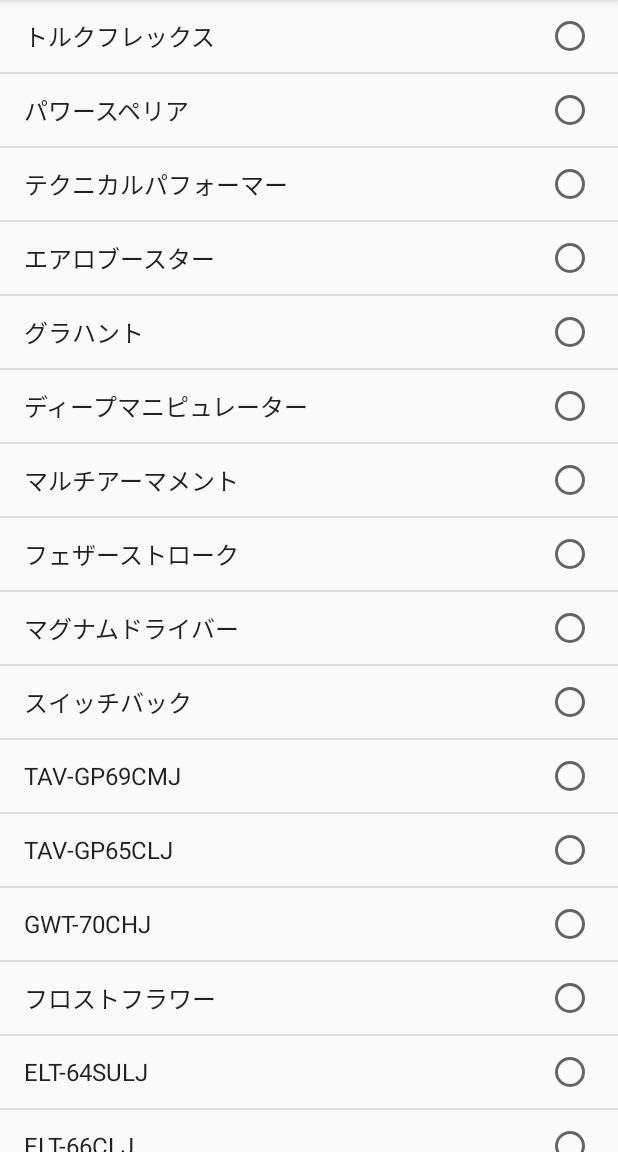
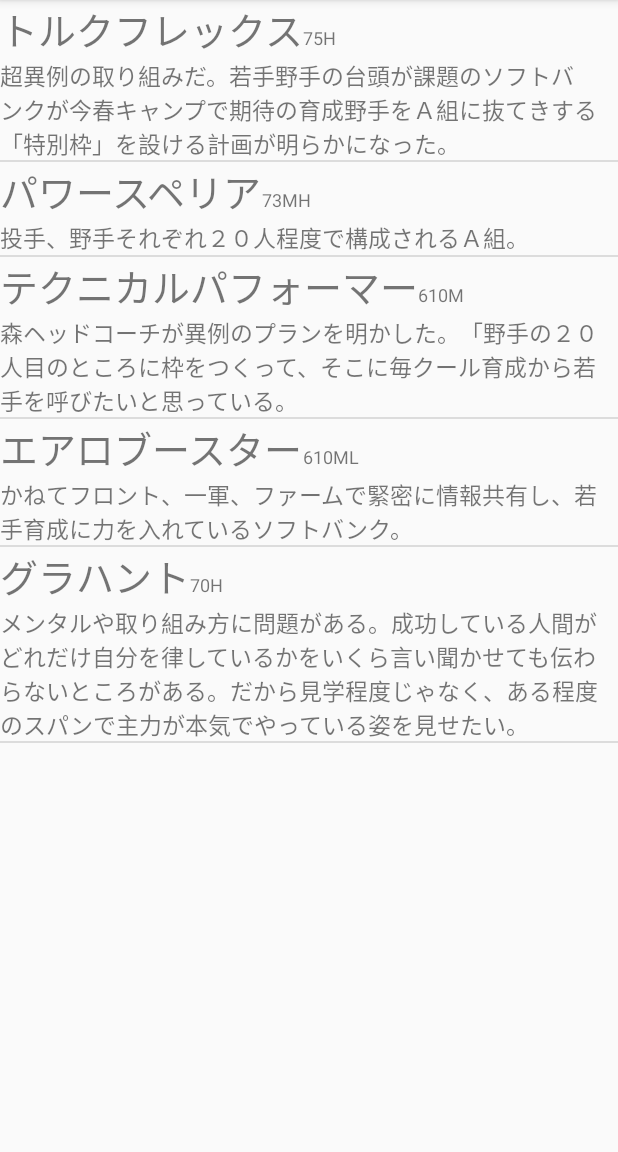
Before and after one commit to arlly/AndroidStudy, an Android app: the screen it shows after launch (MainActivity), on a phone screen of 412 x 824 dp, the part 84-1236 px from its top. Run offline under Robolectric (Android 15) with nearby library versions, the phone set to English and light mode, and no system bars.

Commit message:
ListViewをカスタマイズした。

```diff
--- a/app/src/main/java/com/example/mybasicapplication/MainActivity.java
+++ b/app/src/main/java/com/example/mybasicapplication/MainActivity.java
@@ -17,10 +17,12 @@ import android.widget.ArrayAdapter;
 import android.widget.Button;
 import android.widget.LinearLayout;
 import android.widget.ListView;
+import android.widget.SimpleAdapter;
 import android.widget.TextView;
 import android.widget.Toast;
 
 import java.util.ArrayList;
+import java.util.HashMap;
 
 public class MainActivity extends AppCompatActivity {
 
@@ -39,42 +41,39 @@ public class MainActivity extends AppCompatActivity {
 
     @Override
     protected void onCreate(Bundle savedInstanceState) {
-        final ArrayList<String> data = new ArrayList<>();
-        data.add("トルクフレックス");
-        data.add("パワースペリア");
-        data.add("テクニカルパフォーマー");
-        data.add("エアロブースター");
-        data.add("グラハント");
-        data.add("ディープマニピュレーター");
-        data.add("マルチアーマメント");
-        data.add("フェザーストローク");
-        data.add("マグナムドライバー");
-        data.add("スイッチバック");
-        data.add("TAV-GP69CMJ");
-        data.add("TAV-GP65CLJ");
-        data.add("GWT-70CHJ");
-        data.add("フロストフラワー");
-        data.add("ELT-64SULJ");
-        data.add("ELT-66CLJ");
 
         super.onCreate(savedInstanceState);
         setContentView(R.layout.activity_main);
 
-        ArrayAdapter<String> adapter = new ArrayAdapter<>(this, android.R.layout.simple_list_item_single_choice, data);
+        String titles[] = {"トルクフレックス", "パワースペリア", "テクニカルパフォーマー", "エアロブースター", "グラハント"};
+        String tags[] = {"75H", "73MH", "610M", "610ML", "70H"};
+        String descs[] = {
+                "超異例の取り組みだ。若手野手の台頭が課題のソフトバンクが今春キャンプで期待の育成野手をＡ組に抜てきする「特別枠」を設ける計画が明らかになった。",
+                "投手、野手それぞれ２０人程度で構成されるＡ組。",
+                "森ヘッドコーチが異例のプランを明かした。「野手の２０人目のところに枠をつくって、そこに毎クール育成から若手を呼びたいと思っている。",
+                "かねてフロント、一軍、ファームで緊密に情報共有し、若手育成に力を入れているソフトバンク。",
+                "メンタルや取り組み方に問題がある。成功している人間がどれだけ自分を律しているかをいくら言い聞かせても伝わらないところがある。だから見学程度じゃなく、ある程度のスパンで主力が本気でやっている姿を見せたい。",
+        };
+
+        ArrayList<HashMap<String, String>> data = new ArrayList<>();
+        for (int i = 0; i < titles.length; i++) {
+            HashMap<String, String> item = new HashMap<>();
+            item.put("title", titles[i]);
+            item.put("tag", tags[i]);
+            item.put("desc", descs[i]);
+            data.add(item);
+        }
+
+        SimpleAdapter adapter = new SimpleAdapter(
+                this, data, R.layout.list_item,
+                new String[]{"title", "tag", "desc"},
+                new int[]{R.id.title, R.id.tag, R.id.desc}
+        );
+
         ListView list = findViewById(R.id.list);
         list.setAdapter(adapter);
 
-        list.setOnItemClickListener(
-                new AdapterView.OnItemClickListener() {
-                    @Override
-                    public void onItemClick(AdapterView<?> parent, View view, int position, long id) {
-                        CharSequence msg = ((TextView) view).getText();
-                        Toast.makeText(MainActivity.this, String.format("選択したのは%s", msg.toString()), Toast.LENGTH_SHORT).show();
-                    }
-                }
-        );
 
-        this.playSound();
     }
 
     private void playSound() {
--- /dev/null
+++ b/app/src/main/res/layout/list_item.xml
@@ -0,0 +1,32 @@
+<?xml version="1.0" encoding="utf-8"?>
+<LinearLayout xmlns:android="http://schemas.android.com/apk/res/android"
+    android:orientation="vertical"
+    android:layout_width="match_parent"
+    android:layout_height="match_parent">
+
+    <LinearLayout
+        android:layout_width="match_parent"
+        android:layout_height="match_parent"
+        android:orientation="horizontal">
+
+        <TextView
+            android:id="@+id/title"
+            android:layout_width="wrap_content"
+            android:layout_height="wrap_content"
+            android:gravity="start"
+            android:textSize="25sp" />
+
+        <TextView
+            android:id="@+id/tag"
+            android:layout_width="wrap_content"
+            android:layout_height="wrap_content"
+            android:gravity="end"
+            android:textSize="12sp" />
+    </LinearLayout>
+
+    <TextView
+        android:id="@+id/desc"
+        android:layout_width="match_parent"
+        android:layout_height="wrap_content"
+        android:textSize="15sp" />
+</LinearLayout>
```
